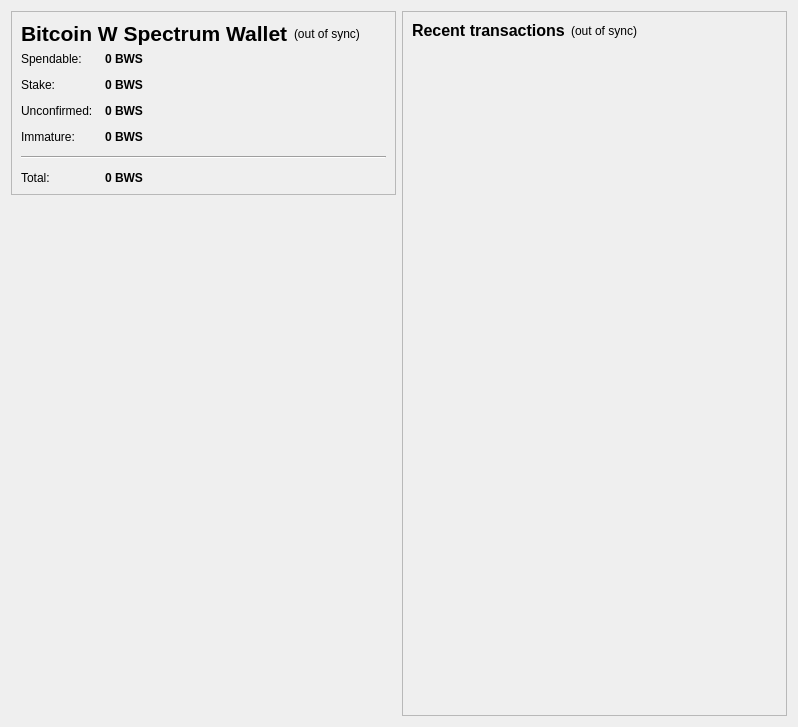
First picture: the form in qt/forms/overviewpage.ui, repository bitcoinallstreet/bws, before the edit.
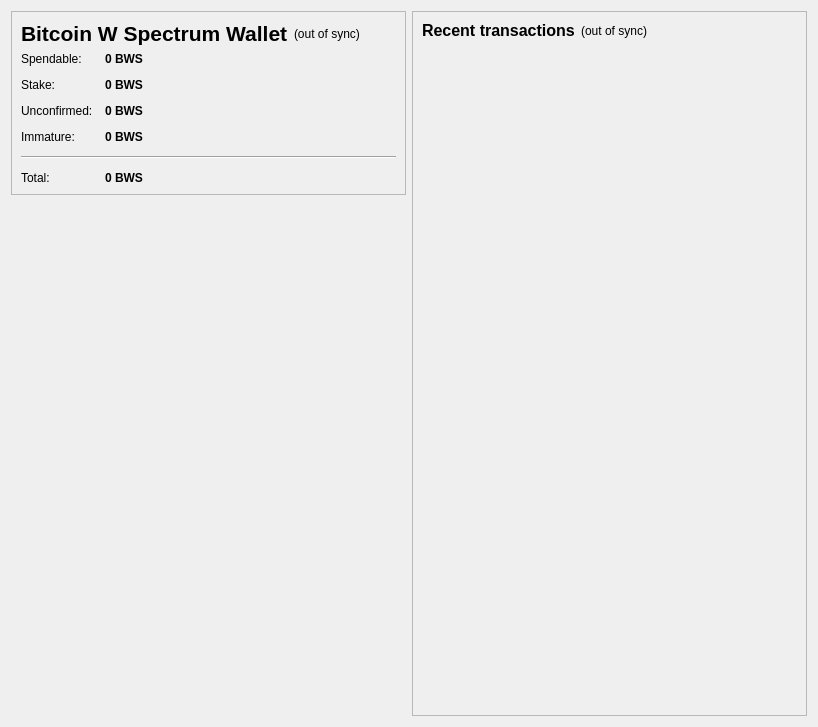
Second picture: the form after the edit. Icons and pictures are not drawn.

Commit message: Updated logo and name

What changed in the file:
```diff
--- a/qt/forms/overviewpage.ui
+++ b/qt/forms/overviewpage.ui
@@ -6,7 +6,7 @@
    <rect>
     <x>0</x>
     <y>0</y>
-    <width>798</width>
+    <width>818</width>
     <height>727</height>
    </rect>
   </property>
@@ -260,7 +260,7 @@
         <enum>Qt::LeftToRight</enum>
        </property>
        <property name="autoFillBackground">
-        <bool>true</bool>
+        <bool>false</bool>
        </property>
        <property name="frameShape">
         <enum>QFrame::NoFrame</enum>
@@ -281,7 +281,7 @@
         <bool>true</bool>
        </property>
        <property name="alignment">
-        <set>Qt::AlignCenter</set>
+        <set>Qt::AlignJustify|Qt::AlignTop</set>
        </property>
        <property name="wordWrap">
         <bool>false</bool>
@@ -294,19 +294,6 @@
        </property>
       </widget>
      </item>
-     <item>
-      <spacer name="verticalSpacer">
-       <property name="orientation">
-        <enum>Qt::Vertical</enum>
-       </property>
-       <property name="sizeHint" stdset="0">
-        <size>
-         <width>20</width>
-         <height>40</height>
-        </size>
-       </property>
-      </spacer>
-     </item>
     </layout>
    </item>
    <item>
```
Left out of the diff: 4 changed lines with no effect on the pictures.
